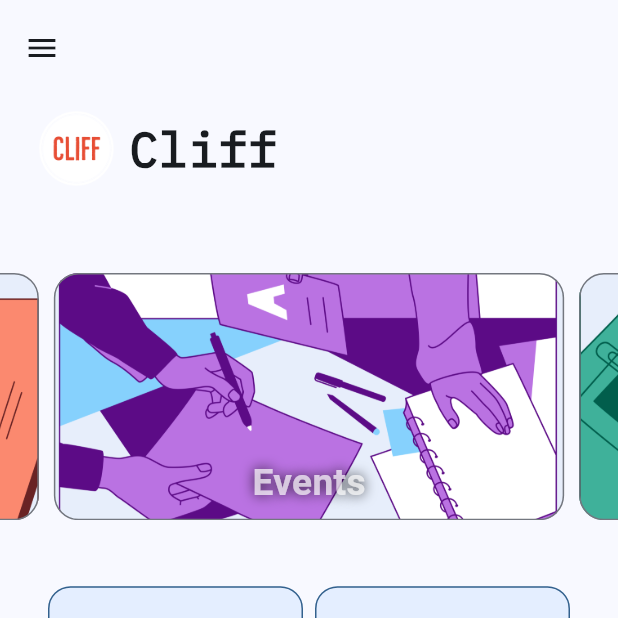
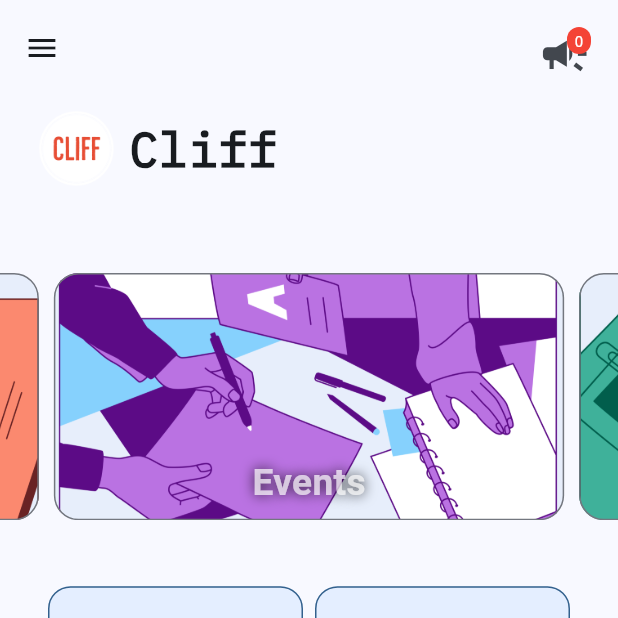
Before and after one commit to Cscreed3131/cliff, a Flutter app: the screen it shows once a user with an empty profile is signed in, on a phone screen of 412 x 824 dp, the top half of it. Run offline on Flutter 3.47's test engine with Material 2 defaults, Android fonts, the phone set to English and light mode, and no system bars; drawn by our look-alikes of carousel_slider, dynamic_color; our stand-ins replace animate_do, cloud_firestore, firebase_auth, firebase_core, firebase_storage, flutter_form_builder and 2 more; missing offline and left inert: galleryimage, page_animation_transition; accounts and stored records are empty.

Commit message:
added a new feature

```diff
--- a/lib/main.dart
+++ b/lib/main.dart
@@ -1,4 +1,6 @@
 import 'package:cliff/provider/user_data_provider.dart';
+import 'package:cliff/screens/Admin/create_announcement.dart';
+import 'package:cliff/screens/Home/announcements_screen.dart';
 import 'package:flutter/material.dart';
 import 'package:dynamic_color/dynamic_color.dart';
 import 'package:flutter_riverpod/flutter_riverpod.dart';
@@ -101,6 +103,7 @@ class MyApp extends ConsumerWidget {
             HomePage.routeName: (ctx) => const HomePage(),
             AddDesignsScreen.routeName: (ctx) => const AddDesignsScreen(),
             CartScreen.routeName: (ctx) => const CartScreen(),
+            CreateAnnouncement.routeName: (ctx) => const CreateAnnouncement(),
             MerchDetails.routeName: (ctx) {
               final Map<String, dynamic>? args = ModalRoute.of(ctx)!
                   .settings
@@ -148,6 +151,7 @@ class MyApp extends ConsumerWidget {
                 description: args?['description'] ?? 'Default Description',
               );
             },
+            AnnouncementScreen.routeName: (cxt) => const AnnouncementScreen(),
           },
         );
       },
--- /dev/null
+++ b/lib/models/announcements.dart
@@ -0,0 +1,10 @@
+class Announcements {
+  final String link;
+  final String message;
+  final DateTime dateTime;
+  Announcements({
+    required this.link,
+    required this.message,
+    required this.dateTime,
+  });
+}
--- /dev/null
+++ b/lib/provider/announcements_provider.dart
@@ -0,0 +1,28 @@
+import 'package:cliff/models/announcements.dart';
+import 'package:cloud_firestore/cloud_firestore.dart';
+import 'package:flutter_riverpod/flutter_riverpod.dart';
+
+final announcementsStreamProvider =
+    StreamProvider.autoDispose<List<Announcements>>(
+  (ref) {
+    return FirebaseFirestore.instance
+        .collection('announcements')
+        .orderBy('date_and_time', descending: true)
+        .limit(15)
+        .snapshots()
+        .map(
+      (querySnapshot) {
+        return querySnapshot.docs.map(
+          (doc) {
+            Map<String, dynamic> data = doc.data();
+            return Announcements(
+              link: data['link'],
+              message: data['message'],
+              dateTime: (data['date_and_time'] as Timestamp).toDate(),
+            );
+          },
+        ).toList();
+      },
+    );
+  },
+);
--- a/lib/provider/home_grid_view_items.dart
+++ b/lib/provider/home_grid_view_items.dart
@@ -35,11 +35,11 @@ final gridItemsProvider = Provider<List<ImageItem>>(
         "Alumni",
         Icons.person_outline,
       ),
-      ImageItem(
-        5,
-        "Memories",
-        Icons.photo_album_outlined,
-      ),
+      // ImageItem(
+      //   5,
+      //   "Memories",
+      //   Icons.photo_album_outlined,
+      // ),
     ];
   },
 );
--- a/lib/screens/Admin/add_designs_screen.dart
+++ b/lib/screens/Admin/add_designs_screen.dart
@@ -271,7 +271,7 @@ class _AddDesignsScreenState extends State<AddDesignsScreen> {
                                                 behavior:
                                                     SnackBarBehavior.floating,
                                                 content: Text(
-                                                  'product Created',
+                                                  'product Added',
                                                 ),
                                               ),
                                             ),
--- a/lib/screens/Admin/admin_screen.dart
+++ b/lib/screens/Admin/admin_screen.dart
@@ -1,4 +1,5 @@
 import 'package:cliff/screens/Admin/add_designs_screen.dart';
+import 'package:cliff/screens/Admin/create_announcement.dart';
 import 'package:cliff/screens/Admin/create_event_screens.dart';
 import 'package:flutter/material.dart';
 
@@ -13,7 +14,7 @@ class ListItem {
 final List<ListItem> items = [
   ListItem(1, 'Add Event', "assets/images/events.png"),
   ListItem(2, 'Add Designs', "assets/images/merch.png"),
-  // ListItem(3, 'Item 3'),
+  ListItem(3, 'Announcements', "assets/images/events.png"),
   // ListItem(4, 'Item 4'),
   // ListItem(5, 'Item 5'),
 ];
@@ -34,12 +35,8 @@ class AdminScreenState extends State<AdminScreen> {
 
     return Scaffold(
       appBar: AppBar(
-        title: const Text(
-          'Admin Panel',
-          style: TextStyle(
-            fontFamily: 'IBMPlexMono'
-          )
-        ),
+        title: const Text('Admin Panel',
+            style: TextStyle(fontFamily: 'IBMPlexMono')),
         centerTitle: true,
       ),
       body: GridView.builder(
@@ -60,6 +57,8 @@ class AdminScreenState extends State<AdminScreen> {
                 Navigator.of(context).pushNamed(CreateEventScreen.routeName);
               } else if (item.id == 2) {
                 Navigator.of(context).pushNamed(AddDesignsScreen.routeName);
+              } else if (item.id == 3) {
+                Navigator.of(context).pushNamed(CreateAnnouncement.routeName);
               }
             },
             child: Padding(
--- a/lib/screens/Home/home_screen.dart
+++ b/lib/screens/Home/home_screen.dart
@@ -1,11 +1,11 @@
 import 'package:cliff/widgets/homescreenwidget/app_drawer.dart';
+import 'package:cliff/widgets/homescreenwidget/announcements_icon_button.dart';
 import 'package:cliff/widgets/homescreenwidget/home_grid_view.dart';
 import 'package:cliff/widgets/homescreenwidget/image_slider.dart';
 import 'package:flutter/material.dart';
 
 class HomeScreen extends StatefulWidget {
   const HomeScreen({super.key});
-
   @override
   State<HomeScreen> createState() => _HomeScreenState();
 }
@@ -17,7 +17,7 @@ class _HomeScreenState extends State<HomeScreen> {
     final font40 = screenWidth * 0.08;
 
     return Scaffold(
-      drawer: AppDrawer(),
+      drawer: const AppDrawer(),
       body: CustomScrollView(
         slivers: [
           SliverAppBar.large(
@@ -29,13 +29,11 @@ class _HomeScreenState extends State<HomeScreen> {
                 icon: const Icon(Icons.menu),
               ),
             ),
+            actions: const [
+              AnnouncementIconButton(),
+            ],
             title: Row(
               children: [
-                // CircleAvatar(
-                //   radius: screenWidth * 0.10,
-                //   foregroundImage: const AssetImage('assets/cliff.png',),
-
-                // ),
                 Container(
                   width: 70,
                   height: 70,
--- /dev/null
+++ b/lib/widgets/homescreenwidget/announcements_icon_button.dart
@@ -0,0 +1,69 @@
+import 'package:cliff/models/announcements.dart';
+import 'package:cliff/provider/announcements_provider.dart';
+import 'package:cliff/screens/Home/announcements_screen.dart';
+import 'package:flutter/material.dart';
+import 'package:flutter_riverpod/flutter_riverpod.dart';
+import 'package:page_animation_transition/animations/right_to_left_faded_transition.dart';
+import 'package:page_animation_transition/page_animation_transition.dart';
+
+class AnnouncementIconButton extends ConsumerWidget {
+  const AnnouncementIconButton({super.key});
+
+  List<Announcements>? getAnnouncements(WidgetRef ref) {
+    final updates = ref.watch(announcementsStreamProvider);
+    List<Announcements>? list;
+    updates.whenData((value) => list = value);
+    return list;
+  }
+
+  @override
+  Widget build(BuildContext context, WidgetRef ref) {
+    final updatesList = getAnnouncements(ref);
+    final updatesCount = updatesList?.length ?? 0;
+    return IconButton(
+      onPressed: () {
+        Navigator.of(context).push(
+          PageAnimationTransition(
+            page: const AnnouncementScreen(),
+            pageAnimationType: RightToLeftFadedTransition(),
+          ),
+        );
+      },
+      icon: Padding(
+        padding: const EdgeInsets.all(10.0),
+        child: Stack(
+          children: [
+            const Icon(
+              Icons.campaign,
+              size: 35,
+            ),
+            // if (updatesList!.isNotEmpty)
+            Positioned(
+              right: 0,
+              bottom: 10,
+              child: Container(
+                padding: const EdgeInsets.all(2),
+                decoration: BoxDecoration(
+                  color: Colors.red,
+                  borderRadius: BorderRadius.circular(10),
+                ),
+                constraints: const BoxConstraints(
+                  minWidth: 16,
+                  minHeight: 16,
+                ),
+                child: Text(
+                  updatesCount.toString(),
+                  style: const TextStyle(
+                    color: Colors.white,
+                    fontSize: 10,
+                  ),
+                  textAlign: TextAlign.center,
+                ),
+              ),
+            ),
+          ],
+        ),
+      ),
+    );
+  }
+}
--- a/pubspec.yaml
+++ b/pubspec.yaml
@@ -50,6 +50,8 @@ dependencies:
   cached_network_image: ^3.1.0
   freezed: ^2.4.2
   flutter_hooks: ^0.20.0
+  flutter_form_builder: ^9.1.0
+  url_launcher: ^6.1.12
 
 dev_dependencies:
   flutter_test:
```
Also changed, not shown: lib/screens/Admin/create_announcement.dart (added, +178 -0 lines), lib/screens/Home/announcements_screen.dart (added, +47 -0 lines), lib/screens/history/widgets/events_history.dart (+17 -109 lines), lib/widgets/homescreenwidget/announcements_widget.dart (added, +155 -0 lines), lib/widgets/homescreenwidget/home_grid_view.dart (+5 -5 lines), lib/screens/Admin/add_food_items.dart (deleted), pubspec.lock, 5 other files.
